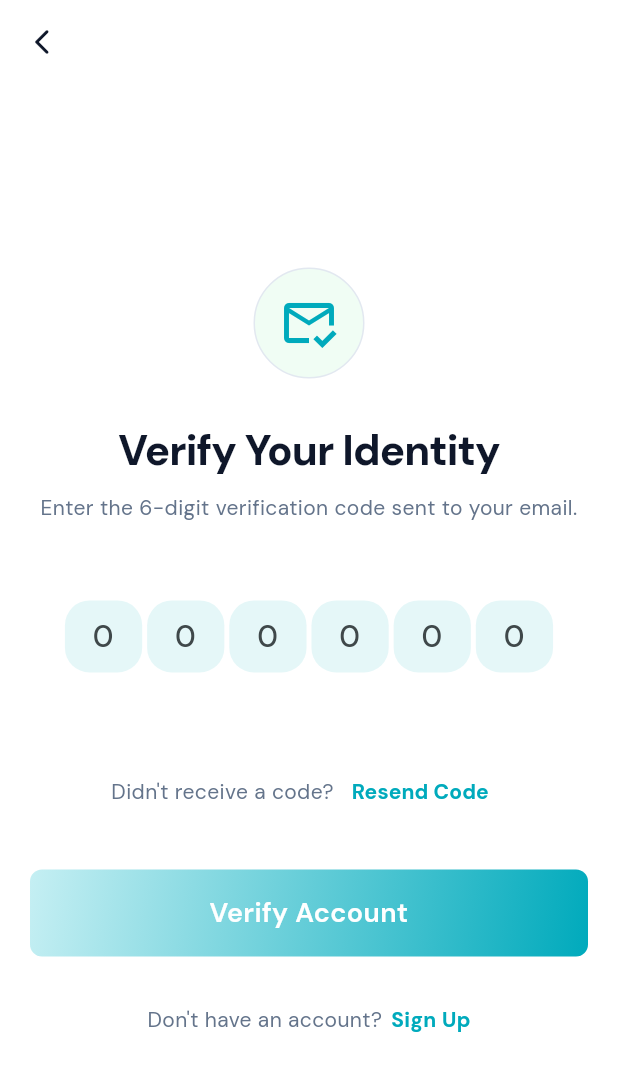
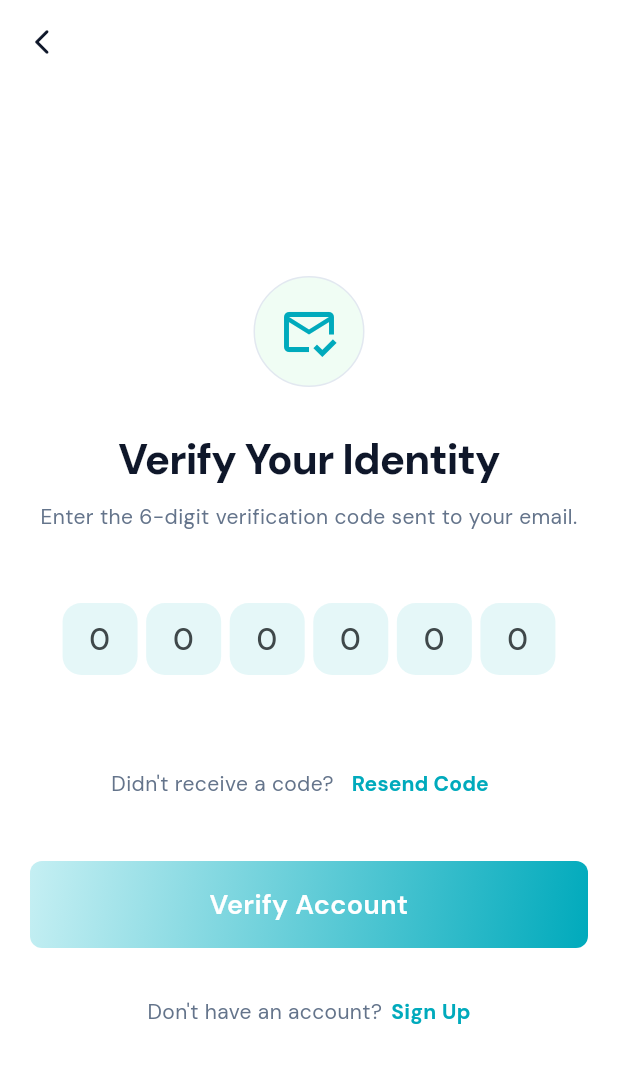
Before and after one commit to javadroid/foam_mobile-main, a Flutter app: the VerificationScreen screen opened directly, on a phone screen of 412 x 824 dp. Shown: the top 1071 px of the screen. Run offline on Flutter 3.47's test engine with Material 3 defaults, Android fonts, the phone set to English and light mode, and no system bars; our stand-ins replace flutter_dotenv, flutter_svg, geolocator, google_fonts, google_maps_flutter, google_places_flutter and 11 more; missing offline and left inert: dialog_alert, flutter_paystack_max, onesignal_flutter, pay, ultimate_bottom_navbar; accounts and stored records are empty; project files that could hold a hidden picture were left out.

Commit message:
fix(ui,test): make CustomDigitField responsive with LayoutBuilder and resolve test font callbacks

```diff
--- a/lib/widgets/custom_digit_field.dart
+++ b/lib/widgets/custom_digit_field.dart
@@ -22,20 +22,28 @@ class _CustomTextFieldState extends State<CustomDigitField> {
     return Form(
       child: Padding(
         padding: const EdgeInsets.symmetric(
-          horizontal: 20,
-          vertical: 20,
+          horizontal: 16,
+          vertical: 16,
         ),
-        child: Row(
+        child: LayoutBuilder(
+          builder: (context, constraints) {
+            final double itemWidth =
+                (constraints.maxWidth / (widget.controllers.length + 0.8))
+                    .clamp(32.0, 52.0);
+            final double itemHeight =
+                (MediaQuery.sizeOf(context).height / 13).clamp(48.0, 60.0);
+            return Row(
               mainAxisAlignment: MainAxisAlignment.spaceEvenly,
               children: List.generate(
                 widget.controllers.length,
                 (index) => SizedBox(
-              height: MediaQuery.sizeOf(context).height / 13,
-              width: MediaQuery.sizeOf(context).width / (widget.controllers.length + 2),
+                  height: itemHeight,
+                  width: itemWidth,
                   child: TextField(
                     controller: widget.controllers[index],
                     onChanged: (value) {
-                  if (value.length == 1 && index < widget.controllers.length - 1) {
+                      if (value.length == 1 &&
+                          index < widget.controllers.length - 1) {
                         FocusScope.of(context).nextFocus();
                       } else if (value.isEmpty && index > 0) {
                         FocusScope.of(context).previousFocus();
@@ -47,7 +55,7 @@ class _CustomTextFieldState extends State<CustomDigitField> {
                       enabledBorder: OutlineInputBorder(
                         borderSide: const BorderSide(color: Colors.transparent),
                         borderRadius: BorderRadius.all(
-                      Radius.circular(MediaQuery.sizeOf(context).width / 25),
+                          Radius.circular(itemWidth / 4),
                         ),
                       ),
                       focusedBorder: OutlineInputBorder(
@@ -55,7 +63,7 @@ class _CustomTextFieldState extends State<CustomDigitField> {
                           color: AppColors.primaryAccentColor,
                         ),
                         borderRadius: BorderRadius.all(
-                      Radius.circular(MediaQuery.sizeOf(context).width / 25),
+                          Radius.circular(itemWidth / 4),
                         ),
                       ),
                       fillColor: AppColors.fadeBlueAccentColor,
@@ -71,6 +79,8 @@ class _CustomTextFieldState extends State<CustomDigitField> {
                   ),
                 ),
               ),
+            );
+          },
         ),
       ),
     );
```
Also changed, not shown: 4 other files. Lines whose indentation alone changed are shown as unchanged.
